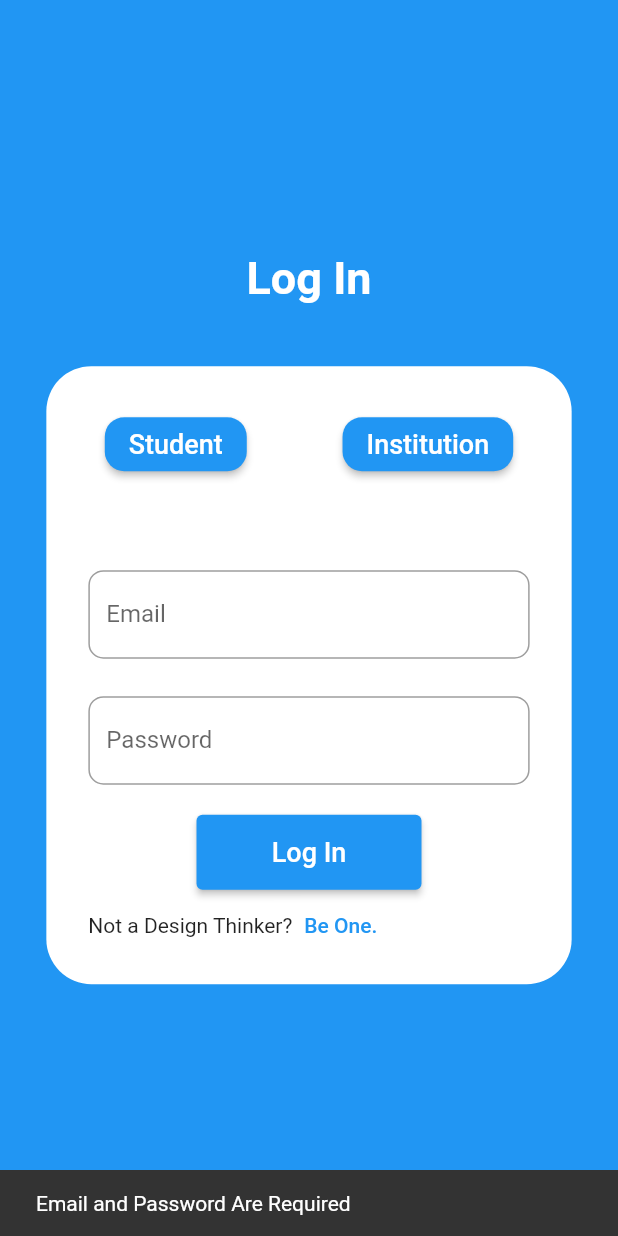
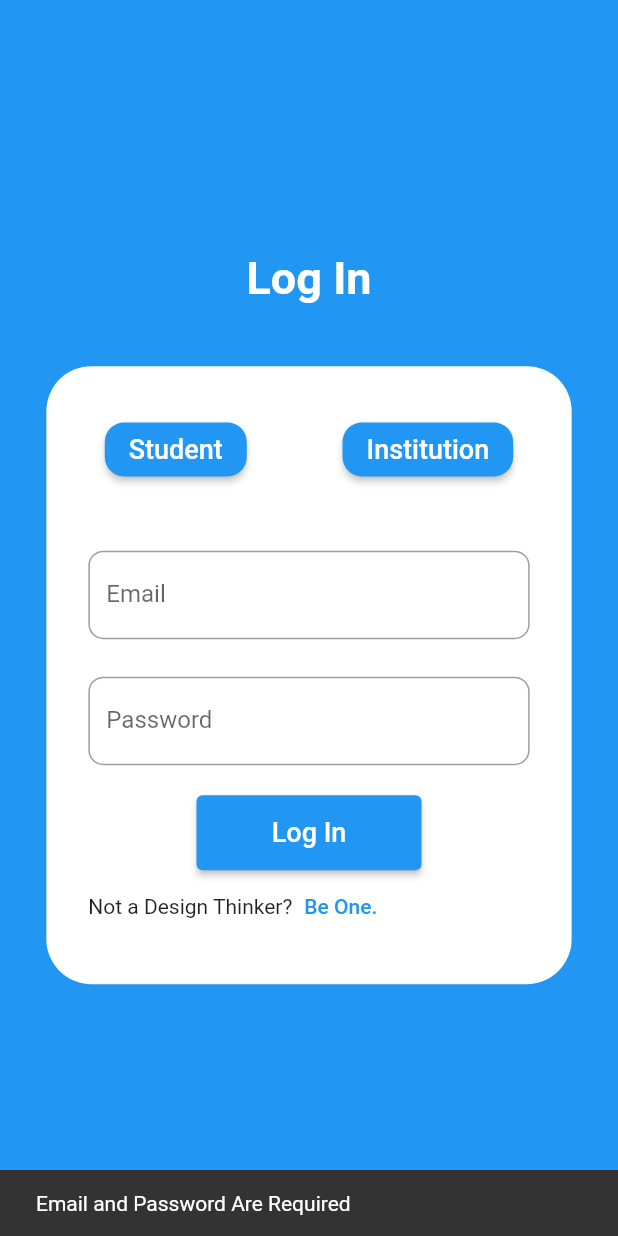
Before and after one commit to irfan-mohamed/E_Learning_app, a Flutter app: the screen it shows after launch, after a tap on "Log In", on a phone screen of 412 x 824 dp. Run offline on Flutter 3.47's test engine with Material 2 defaults, Android fonts, the phone set to English and light mode, and no system bars; our stand-ins replace flutter_tags; network calls fail.

Commit message:
ui correction

```diff
--- a/lib/screens/Login/login.dart
+++ b/lib/screens/Login/login.dart
@@ -75,7 +75,8 @@ class _LoginFormState extends State<LoginForm> {
         padding: const EdgeInsets.all(20),
         child: Column(
           children: [
-            Row(
+            Expanded(
+              child: Row(
                 mainAxisAlignment: MainAxisAlignment.spaceAround,
                 children: [
                   ElevatedButton(
@@ -121,8 +122,9 @@ class _LoginFormState extends State<LoginForm> {
                   ),
                 ],
               ),
+            ),
             SizedBox(
-              height: 40,
+              height: 20,
             ),
             Center(
               child: Column(
@@ -170,7 +172,7 @@ class _LoginFormState extends State<LoginForm> {
                                     Navigator.pushReplacement(
                                       context,
                                       MaterialPageRoute(
-                                        builder: ((ctx) {
+                                        builder: ((context) {
                                           return MyHomePage();
                                         }),
                                       ),
@@ -191,7 +193,7 @@ class _LoginFormState extends State<LoginForm> {
                                     Navigator.push(
                                       context,
                                       MaterialPageRoute(
-                                        builder: ((ctx) {
+                                        builder: ((context) {
                                           return Registerstudent();
                                         }),
                                       ),
@@ -256,7 +258,7 @@ class _LoginFormState extends State<LoginForm> {
                                     Navigator.push(
                                       context,
                                       MaterialPageRoute(
-                                        builder: ((ctx) {
+                                        builder: ((context) {
                                           return RegisterInstituition();
                                         }),
                                       ),
--- a/lib/screens/splashscreen.dart
+++ b/lib/screens/splashscreen.dart
@@ -21,8 +21,8 @@ class SplashScreen extends StatelessWidget {
 
   Future<void> gotologin(BuildContext ctx) async {
     Future.delayed(const Duration(seconds: 5), () {
-      Navigator.of(ctx).pushReplacement(
-          MaterialPageRoute(builder: ((context) => LoginPage())));
+      Navigator.of(ctx)
+          .pushReplacement(MaterialPageRoute(builder: ((ctx) => LoginPage())));
     });
   }
 }
```
Also changed, not shown: lib/screens/introduction.dart (+16 -4 lines). Lines whose indentation alone changed are shown as unchanged.
